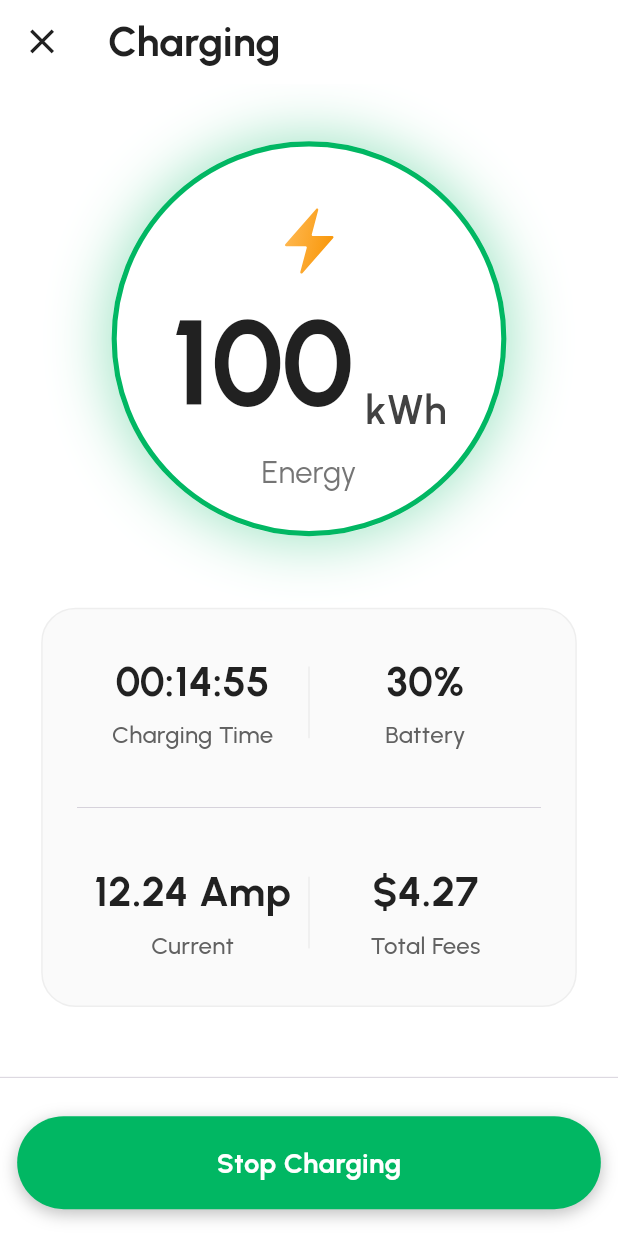
After one commit to tejagalande/ev_point_app, a Flutter app: the ChargingProcessScreen screen opened by its route, on a phone screen of 412 x 824 dp. The commit adds this screen. Run offline on Flutter 3.47's test engine with Material 3 defaults, Android fonts, the phone set to English and light mode, and no system bars; our stand-ins replace camera, custom_rating_bar, dio, dropdown_textfield, flutter_calendar_carousel, flutter_dotenv and 11 more; missing offline and left inert: date_format_field, lazy_load_indexed_stack, phone_input, time_picker_spinner; accounts and stored records are empty.

Commit message:
created charging_process screen and state manager

```diff
--- /dev/null
+++ b/lib/controllers/charging_process_provider.dart
@@ -0,0 +1,38 @@
+import 'package:flutter/foundation.dart';
+
+class ChargingProcessProvider extends ChangeNotifier {
+  double _energyKwh = 100;        // kWh
+  Duration _chargingTime = const Duration(minutes: 14, seconds: 55);
+  int _batteryPercent = 30;      // %
+  double _currentAmp = 12.24;    // A
+  double _totalFees = 4.27;      // currency
+
+  double get energyKwh => _energyKwh;
+  Duration get chargingTime => _chargingTime;
+  int get batteryPercent => _batteryPercent;
+  double get currentAmp => _currentAmp;
+  double get totalFees => _totalFees;
+
+  void stopCharging() {
+    // TODO: implement API call / logic
+    // Example: reset values
+    _currentAmp = 0;
+    notifyListeners();
+  }
+
+  // Optional: methods to update values from backend / socket
+  void updateCharging({
+    double? energyKwh,
+    Duration? chargingTime,
+    int? batteryPercent,
+    double? currentAmp,
+    double? totalFees,
+  }) {
+    if (energyKwh != null) _energyKwh = energyKwh;
+    if (chargingTime != null) _chargingTime = chargingTime;
+    if (batteryPercent != null) _batteryPercent = batteryPercent;
+    if (currentAmp != null) _currentAmp = currentAmp;
+    if (totalFees != null) _totalFees = totalFees;
+    notifyListeners();
+  }
+}
--- a/lib/routes/app_pages.dart
+++ b/lib/routes/app_pages.dart
@@ -5,6 +5,7 @@ import 'package:ev_point/views/book/book_station_screen.dart';
 import 'package:ev_point/views/book/payment_method_screen.dart';
 import 'package:ev_point/views/book/review_summary_screen.dart';
 import 'package:ev_point/views/book/vehicle_list_screen.dart';
+import 'package:ev_point/views/main/booking/charging_process_screen.dart';
 import 'package:ev_point/views/main/widget/main_screen.dart';
 import 'package:ev_point/views/onboard/onboard_screen.dart';
 import 'package:ev_point/views/onboard/splash_screen.dart';
@@ -40,5 +41,6 @@ class AppPages {
       AppRoutes.reviewSummaryRoute :(context) => ReviewSummaryScreen(),
     AppRoutes.savedStationRoute :(context) => SavedStationsScreen()  ,
     AppRoutes.cancelBookingRoute :(context) => CancelBookingScreen()  ,
+    AppRoutes.chargingProcessRoute :(context) => ChargingProcessScreen()
   };
 }
--- a/lib/routes/app_routes.dart
+++ b/lib/routes/app_routes.dart
@@ -27,5 +27,6 @@ class AppRoutes {
   static const String reviewSummaryRoute = '/reviewSummary' ;
   static const String savedStationRoute = '/savedStation' ;
   static const String cancelBookingRoute = '/cancelBooking' ;
+  static const String chargingProcessRoute = '/chargingProcess' ;
 
 }
--- /dev/null
+++ b/lib/views/main/booking/charging_process_screen.dart
@@ -0,0 +1,301 @@
+import 'package:ev_point/utils/constants.dart';
+import 'package:flutter/material.dart';
+import 'package:flutter_screenutil/flutter_screenutil.dart';
+import 'package:flutter_svg/svg.dart';
+import 'package:provider/provider.dart';
+
+import '../../../controllers/charging_process_provider.dart';
+import '../../../utils/theme/app_color.dart';
+import '../../../widgets/custom_button.dart';
+
+
+class ChargingProcessScreen extends StatelessWidget {
+  const ChargingProcessScreen({Key? key}) : super(key: key);
+
+  String _formatDuration(Duration d) {
+    final twoDigits = (int n) => n.toString().padLeft(2, '0');
+    final h = twoDigits(d.inHours);
+    final m = twoDigits(d.inMinutes.remainder(60));
+    final s = twoDigits(d.inSeconds.remainder(60));
+    return '$h:$m:$s';
+  }
+
+  @override
+  Widget build(BuildContext context) {
+    return ChangeNotifierProvider(
+      create: (_) => ChargingProcessProvider(),
+      child: Consumer<ChargingProcessProvider>(
+        builder: (context, provider, _) {
+          return Scaffold(
+            backgroundColor: AppColor.white, // example
+            appBar: AppBar(
+              elevation: 0,
+              backgroundColor: AppColor.white,
+              leading: IconButton(
+                icon: Icon(
+                  Icons.close,
+                  color: AppColor.greyScale900,
+                  size: 24.sp,
+                ),
+                onPressed: () => Navigator.of(context).maybePop(),
+              ),
+              centerTitle: false,
+              title: Text(
+                'Charging',
+                style: TextStyle(
+                  color: AppColor.greyScale900,
+                  fontSize: 24.sp,
+                  fontFamily: Constants.urbanistFont,
+                  fontWeight: FontWeight.bold,
+                ),
+              ),
+              // actions: [
+              //   IconButton(
+              //     icon: Icon(
+              //       Icons.more_horiz,
+              //       color: AppColor.greyScale800,
+              //       size: 24.sp,
+              //     ),
+              //     onPressed: () {},
+              //   ),
+              // ],
+              surfaceTintColor: Colors.transparent,
+            ),
+            bottomNavigationBar:  // Stop button
+                  Column(
+                    mainAxisSize: MainAxisSize.min,
+                    // spacing: 1.h,
+                    children: [
+                      Divider(thickness: 0.5,),
+                      CustomButton(
+                        margin: EdgeInsets.symmetric(vertical: 15.h, horizontal: 10.w),
+                        title: 'Stop Charging',
+                        // padding: EdgeInsets.zero,
+                        buttonColor: AppColor.primary_900,
+                        textColor: AppColor.white,
+                        borderRadius: 30.r,
+                        isShadow: true,
+                        boldText: true,
+                        onTapCallback: () {
+                          provider.stopCharging();
+                        },
+                      ),
+                    ],
+                  ),
+            body: SingleChildScrollView(
+              child: Padding(
+                padding: EdgeInsets.symmetric(horizontal: 24.w),
+                child: Column(
+                  children: [
+                    SizedBox(height: 32.h),
+
+                    // Energy circular card
+                    Container(
+                      width: 230.w,
+                      height: 230.w,
+                      decoration: BoxDecoration(
+                        shape: BoxShape.circle,
+                        color: AppColor.white,
+                        boxShadow: [
+                          BoxShadow(
+                            color: AppColor.primary_900.withAlpha(100),
+                            blurRadius: 30.r,
+                            spreadRadius: 2.r,
+                          ),
+                        ],
+                      ),
+                      child: Stack(
+                        alignment: Alignment.center,
+                        children: [
+                          Container(
+                            width: 230.w,
+                            height: 230.w,
+                            decoration: BoxDecoration(
+                              shape: BoxShape.circle,
+                              border: Border.all(
+                                color: AppColor.primary_900,
+                                width: 3.w,
+                              ),
+                            ),
+                          ),
+                          Column(
+                            mainAxisAlignment: MainAxisAlignment.center,
+                            children: [
+                              SizedBox(height: 12.h),
+                              SvgPicture.asset("${Constants.iconPath}flash_icon.svg"),
+
+                              // charging power digit and unit
+                              Row(
+                                mainAxisAlignment: MainAxisAlignment.center,
+                                crossAxisAlignment: CrossAxisAlignment.end,
+                                children: [
+                                  Text(
+                                    provider.energyKwh.toStringAsFixed(0),
+                                    style: TextStyle(
+                                      fontSize: 70.sp,
+                                      fontWeight: FontWeight.bold,
+                                      fontFamily: Constants.urbanistFont,
+                                      color: AppColor.greyScale900,
+                                    ),
+                                  ),
+                                  SizedBox(width: 6.w),
+                                  Padding(
+                                    padding: EdgeInsets.only(bottom: 6.h),
+                                    child: Text(
+                                      'kWh',
+                                      style: TextStyle(
+                                        fontFamily: Constants.urbanistFont,
+                                        fontSize: 24.sp,
+                                        fontWeight: FontWeight.w600,
+                                        color: AppColor.greyScale800,
+                                      ),
+                                    ),
+                                  ),
+                                ],
+                              ),
+
+
+                              // energy text
+                              Text(
+                                'Energy',
+                                style: TextStyle(
+                                  fontSize: 18.sp,
+                                  fontFamily: Constants.urbanistFont,
+                                  color: AppColor.greyScale600,
+                                ),
+                              ),
+                            ],
+                          ),
+                        ],
+                      ),
+                    ),
+
+                    SizedBox(height: 40.h),
+
+                    // Info card
+                    Container(
+                      width: double.infinity,
+                      padding: EdgeInsets.symmetric(
+                        horizontal: 20.w,
+                        vertical: 24.h,
+                      ),
+                      decoration: BoxDecoration(
+                        color: AppColor.greyScale50,
+                        border: Border.all( color: AppColor.greyScale200 ),
+                        borderRadius: BorderRadius.circular(20.r),
+
+                      ),
+                      child: Column(
+                        children: [
+                          Row(
+                            children: [
+                              Expanded(
+                                child: _InfoTile(
+                                  title: _formatDuration(provider.chargingTime),
+                                  subtitle: 'Charging Time',
+                                ),
+                              ),
+                              Container(
+                                width: 1.w,
+                                height: 40.h,
+                                color: AppColor.greyScale200,
+                              ),
+                              Expanded(
+                                child: _InfoTile(
+                                  title: '${provider.batteryPercent}%',
+                                  subtitle: 'Battery',
+                                  alignEnd: true,
+                                ),
+                              ),
+                            ],
+                          ),
+                          SizedBox(height: 24.h),
+                          Divider(
+
+                            thickness: 0.5,
+                          ),
+                          SizedBox(height: 24.h),
+                          Row(
+                            children: [
+                              Expanded(
+                                child: _InfoTile(
+                                  title:
+                                      provider.currentAmp.toStringAsFixed(2) + ' Amp',
+                                  subtitle: 'Current',
+                                ),
+                              ),
+                              Container(
+                                width: 1.w,
+                                height: 40.h,
+                                color: AppColor.greyScale200,
+                              ),
+                              Expanded(
+                                child: _InfoTile(
+                                  title: '\$${provider.totalFees.toStringAsFixed(2)}',
+                                  subtitle: 'Total Fees',
+                                  alignEnd: true,
+                                ),
+                              ),
+                            ],
+                          ),
+                        ],
+                      ),
+                    ),
+
+
+
+
+                  ],
+                ),
+              ),
+            ),
+          );
+        },
+      ),
+    );
+  }
+}
+
+class _InfoTile extends StatelessWidget {
+  final String title;
+  final String subtitle;
+  final bool alignEnd;
+
+  const _InfoTile({
+    Key? key,
+    required this.title,
+    required this.subtitle,
+    this.alignEnd = false,
+  }) : super(key: key);
+
+  @override
+  Widget build(BuildContext context) {
+    // final alignment = alignEnd ? CrossAxisAlignment.end : CrossAxisAlignment.center;
+    final alignment = CrossAxisAlignment.center;
+    return Column(
+      crossAxisAlignment: alignment,
+      // mainAxisAlignment: MainAxisAlignment.center,
+      children: [
+        Text(
+          title,
+          style: TextStyle(
+            fontSize: 24.sp,
+            fontWeight: FontWeight.bold,
+            fontFamily: Constants.urbanistFont,
+            color: AppColor.greyScale900,
+          ),
+        ),
+        SizedBox(height: 4.h),
+        Text(
+          subtitle,
+          style: TextStyle(
+            fontSize: 14.sp,
+            fontFamily: Constants.urbanistFont,
+            fontWeight: FontWeight.w500,
+            color: AppColor.greyScale700,
+          ),
+        ),
+      ],
+    );
+  }
+}
--- a/lib/views/main/booking/tabs/upcoming_booking_screen.dart
+++ b/lib/views/main/booking/tabs/upcoming_booking_screen.dart
@@ -1,3 +1,5 @@
+import 'package:ev_point/routes/app_routes.dart';
+import 'package:ev_point/views/main/booking/charging_process_screen.dart';
 import 'package:flutter/material.dart';
 import 'package:flutter_screenutil/flutter_screenutil.dart';
 import 'package:provider/provider.dart';
@@ -86,7 +88,9 @@ class _UpcomingBookingsScreenState extends State<UpcomingBookingsScreen> {
                     itemCount: upcomingBookings.length,
                     itemBuilder: (context, index) {
                       final booking = upcomingBookings[index];
-                      return BookingCard(
+                      return InkWell(
+                        onTap: () => Navigator.pushNamed(context, AppRoutes.chargingProcessRoute),
+                        child: BookingCard(
                           booking: booking,
                           tabIndex: bookingProvider.selectedTabIndex,
                           onView: () {
@@ -116,6 +120,7 @@ class _UpcomingBookingsScreenState extends State<UpcomingBookingsScreen> {
                                   ),
                             );
                           },
+                        ),
                       );
                     },
                   ),
```
Also changed, not shown: asset/icon/flash_icon.svg (added). Lines whose indentation alone changed are shown as unchanged.
